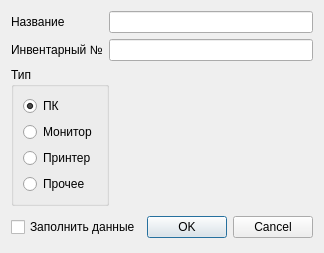
Before: the Qt Designer form View/CreateItemDialog.ui in Dovmial/SimpleSystemInventarization, drawn with Qt 5.
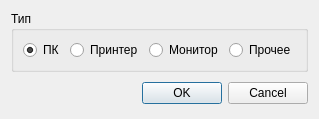
After: the same form once the commit is applied.

```diff
--- a/View/CreateItemDialog.ui
+++ b/View/CreateItemDialog.ui
@@ -6,41 +6,15 @@
    <rect>
     <x>0</x>
     <y>0</y>
-    <width>312</width>
-    <height>248</height>
+    <width>305</width>
+    <height>110</height>
    </rect>
   </property>
   <property name="windowTitle">
    <string>Выбор типа оборудования</string>
   </property>
-  <layout class="QGridLayout" name="gridLayout_3">
+  <layout class="QGridLayout" name="gridLayout">
    <item row="0" column="0">
-    <layout class="QGridLayout" name="gridLayout_2">
-     <item row="0" column="0">
-      <widget class="QLabel" name="label">
-       <property name="text">
-        <string>Название</string>
-       </property>
-      </widget>
-     </item>
-     <item row="0" column="1">
-      <widget class="QLineEdit" name="leName"/>
-     </item>
-     <item row="1" column="0">
-      <widget class="QLabel" name="label_2">
-       <property name="text">
-        <string>Инвентарный №</string>
-       </property>
-      </widget>
-     </item>
-     <item row="1" column="1">
-      <widget class="QLineEdit" name="leInvNumber"/>
-     </item>
-    </layout>
-   </item>
-   <item row="1" column="0">
-    <layout class="QHBoxLayout" name="horizontalLayout_2">
-     <item>
       <widget class="QGroupBox" name="gbType">
        <property name="sizePolicy">
         <sizepolicy hsizetype="Fixed" vsizetype="Preferred">
@@ -57,8 +31,8 @@
        <property name="checked">
         <bool>false</bool>
        </property>
-       <layout class="QGridLayout" name="gridLayout">
-        <item row="0" column="0">
+     <layout class="QHBoxLayout" name="horizontalLayout">
+      <item>
          <widget class="QRadioButton" name="rbPCtype">
           <property name="text">
            <string>ПК</string>
@@ -68,21 +42,21 @@
           </property>
          </widget>
         </item>
-        <item row="1" column="0">
-         <widget class="QRadioButton" name="rbMonitorType">
-          <property name="text">
-           <string>Монитор</string>
-          </property>
-         </widget>
-        </item>
-        <item row="2" column="0">
+      <item>
          <widget class="QRadioButton" name="rbPrinterType">
           <property name="text">
            <string>Принтер</string>
           </property>
          </widget>
         </item>
-        <item row="3" column="0">
+      <item>
+       <widget class="QRadioButton" name="rbMonitorType">
+        <property name="text">
+         <string>Монитор</string>
+        </property>
+       </widget>
+      </item>
+      <item>
          <widget class="QRadioButton" name="rbOtherType">
           <property name="text">
            <string>Прочее</string>
@@ -92,22 +66,7 @@
        </layout>
       </widget>
      </item>
-     <item>
-      <spacer name="horizontalSpacer">
-       <property name="orientation">
-        <enum>Qt::Horizontal</enum>
-       </property>
-       <property name="sizeHint" stdset="0">
-        <size>
-         <width>218</width>
-         <height>20</height>
-        </size>
-       </property>
-      </spacer>
-     </item>
-    </layout>
-   </item>
-   <item row="2" column="0">
+   <item row="1" column="0">
     <layout class="QHBoxLayout">
      <property name="spacing">
       <number>6</number>
@@ -128,13 +87,6 @@
        </property>
       </spacer>
      </item>
-     <item>
-      <widget class="QCheckBox" name="cbAddItemInfo">
-       <property name="text">
-        <string>Заполнить данные</string>
-       </property>
-      </widget>
-     </item>
      <item>
       <widget class="QPushButton" name="okButton">
        <property name="text">
```
Lines whose indentation alone changed are shown as unchanged.
